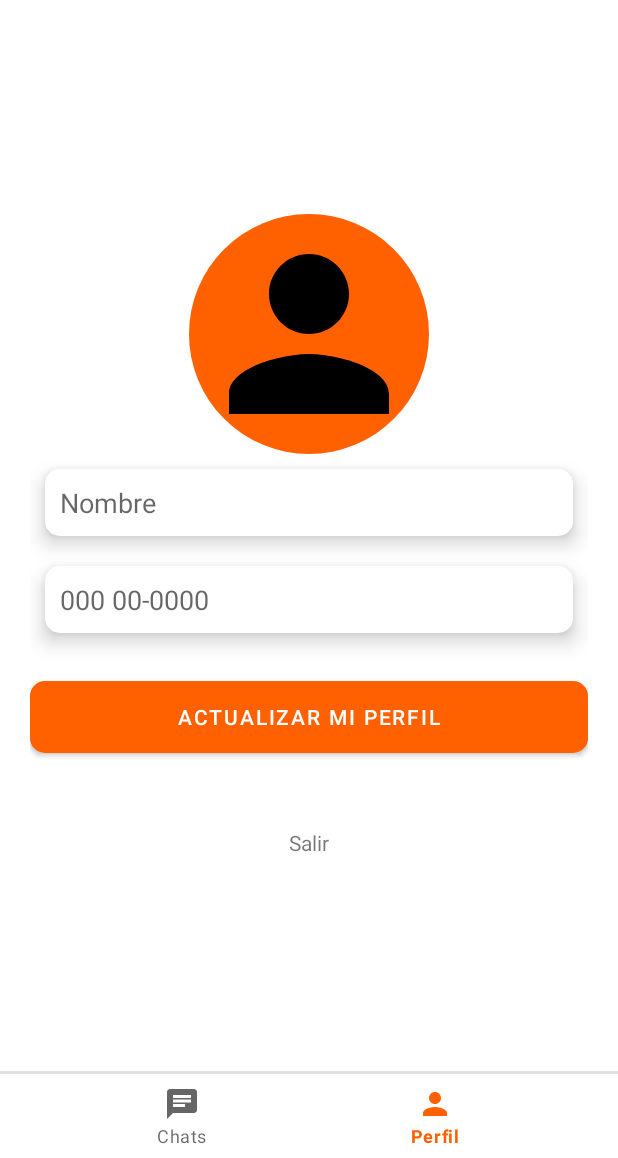
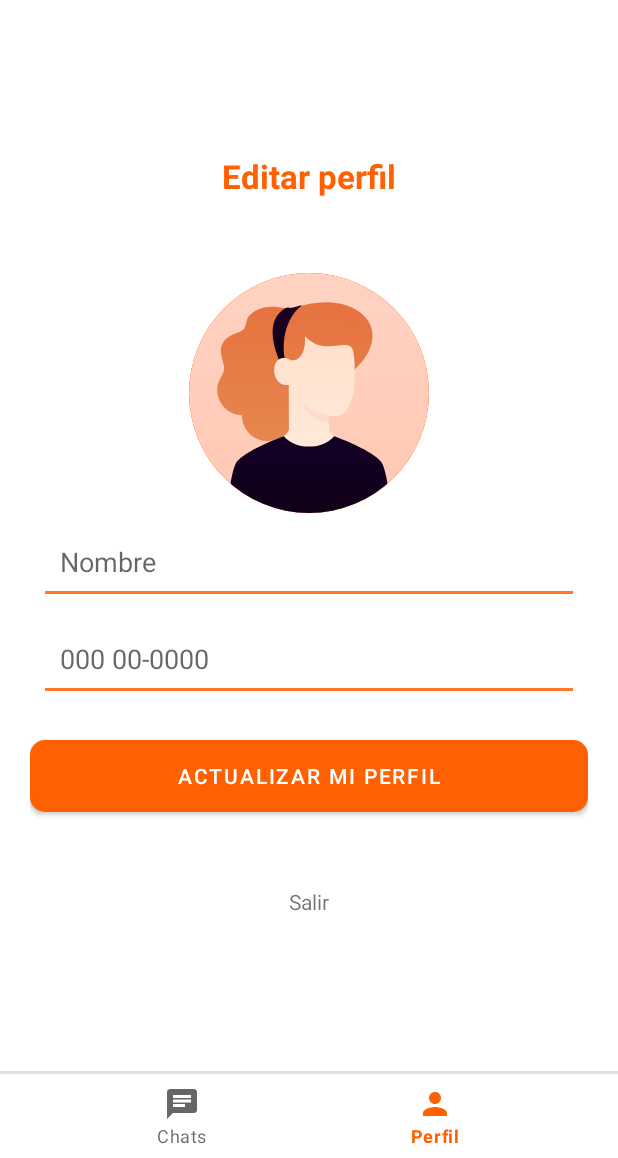
Before and after one commit to PolNun/lpet_chatting, an Android app: the screen it shows after launch once a user with an empty profile is signed in (MainActivity), item 2 of the bottom bar chosen, on a phone screen of 412 x 824 dp, the part 78-1236 px from its top. Run offline under Robolectric (Android 15) with nearby library versions, the phone set to English and light mode, and no system bars; our stand-ins replace Firebase (no records; nobody signed in at launch, a user with empty details on screens opened directly); libraries missing offline, so code that uses them is left out: com.github.dhaval2404.imagepicker; 2 statements that could not run were skipped.

Commit message:
Vista Perfil actualizado

```diff
--- /dev/null
+++ b/app/src/main/res/drawable/et_borde_inferior_secundario.xml
@@ -0,0 +1,25 @@
+<?xml version="1.0" encoding="utf-8"?>
+<selector xmlns:android="http://schemas.android.com/apk/res/android">
+    <!-- Cuando el EditText no tiene el foco -->
+    <item android:state_focused="false">
+        <layer-list>
+            <item android:bottom="1dp" android:left="-5dp" android:right="-5dp" android:top="-50dp">
+                <shape android:shape="rectangle">
+                    <stroke android:width="2dp" android:color="@color/primary_dark" />
+                    <solid android:color="@android:color/transparent" />
+                </shape>
+            </item>
+        </layer-list>
+    </item>
+    <!-- Cuando el EditText tiene el foco -->
+    <item android:state_focused="true">
+        <layer-list>
+            <item android:bottom="1dp" android:left="-3dp" android:right="-3dp" android:top="-50dp">
+                <shape android:shape="rectangle">
+                    <stroke android:width="2dp" android:color="@color/primary_dark" />
+                    <solid android:color="@android:color/transparent" />
+                </shape>
+            </item>
+        </layer-list>
+    </item>
+</selector>
--- /dev/null
+++ b/app/src/main/res/drawable/profile.xml
@@ -0,0 +1,84 @@
+<vector xmlns:android="http://schemas.android.com/apk/res/android"
+    xmlns:aapt="http://schemas.android.com/aapt"
+    android:width="200dp"
+    android:height="200dp"
+    android:viewportWidth="200"
+    android:viewportHeight="200">
+  <group>
+    <clip-path
+        android:pathData="M100,0L100,0A100,100 0,0 1,200 100L200,100A100,100 0,0 1,100 200L100,200A100,100 0,0 1,0 100L0,100A100,100 0,0 1,100 0z"/>
+    <path
+        android:pathData="M100,0L100,0A100,100 0,0 1,200 100L200,100A100,100 0,0 1,100 200L100,200A100,100 0,0 1,0 100L0,100A100,100 0,0 1,100 0z">
+      <aapt:attr name="android:fillColor">
+        <gradient
+            android:startX="100"
+            android:startY="200"
+            android:endX="100"
+            android:endY="0"
+            android:type="linear">
+          <item android:offset="0" android:color="#FFFFC9B3"/>
+          <item android:offset="1" android:color="#FFFFD2C2"/>
+        </gradient>
+      </aapt:attr>
+    </path>
+    <path
+        android:pathData="M82.2,139.25C87.97,129.65 101.22,111.25 132.79,85.39C180.41,46.38 135.46,10.69 87.17,29.7C82.01,31.73 67.69,23.59 54.43,32.16C45.88,37.7 49.21,42.03 45.88,46.37C42.55,50.7 29.71,50.45 26.89,61.71C25.23,68.38 29.84,75.36 29.22,80.38C28.6,85.4 23.74,89.93 23.51,96.56C23.41,99.35 23.86,102.15 24.84,104.77C25.81,107.39 27.3,109.8 29.21,111.85C31.12,113.9 33.41,115.56 35.96,116.72C38.51,117.88 41.26,118.53 44.06,118.63C44.08,124.17 46.24,129.48 50.09,133.46C53.94,137.43 59.17,139.77 64.7,139.98C68.25,140.11 71.77,139.34 74.94,137.76C78.09,140.66 80.8,141.57 82.2,139.25Z">
+      <aapt:attr name="android:fillColor">
+        <gradient
+            android:startX="85.97"
+            android:startY="140.78"
+            android:endX="90.08"
+            android:endY="23.56"
+            android:type="linear">
+          <item android:offset="0" android:color="#FFE6864E"/>
+          <item android:offset="1" android:color="#FFE67240"/>
+        </gradient>
+      </aapt:attr>
+    </path>
+    <path
+        android:pathData="M94,27.33C85.79,32.6 75.63,49.87 80.09,73.06C81.06,78.12 78.02,79.63 75.42,73.39C67.58,54.57 66.67,37.59 80.09,29.47C82.42,28.06 83.76,29.2 85.42,29.06C88.59,28.8 92.86,26.55 94,27.33Z">
+      <aapt:attr name="android:fillColor">
+        <gradient
+            android:startX="81.86"
+            android:startY="27.17"
+            android:endX="81.86"
+            android:endY="77.49"
+            android:type="linear">
+          <item android:offset="0" android:color="#FF1D0024"/>
+          <item android:offset="1" android:color="#FF100014"/>
+        </gradient>
+      </aapt:attr>
+    </path>
+    <path
+        android:pathData="M83.33,129.33C83.33,123.33 83.13,93.74 83.14,93.24C66.67,95.67 67,64.33 83.67,72C87.33,74.33 97.67,72 96.67,52.67C114.67,72 135.57,49.45 137.36,67.83C139.8,92.92 137.34,119.17 121.75,119.18C120.04,119.15 118.34,118.98 116.67,118.67V129.33C116.67,136 128.67,139.33 128.67,139.33C128.67,139.33 107.94,158.87 99.33,158.76C90.73,158.65 71.33,139.33 71.33,139.33C71.33,139.33 83.33,136 83.33,129.33Z">
+      <aapt:attr name="android:fillColor">
+        <gradient
+            android:startX="104.57"
+            android:startY="52.67"
+            android:endX="104.57"
+            android:endY="158.76"
+            android:type="linear">
+          <item android:offset="0" android:color="#FFFFE0CC"/>
+          <item android:offset="1" android:color="#FFFFEADB"/>
+        </gradient>
+      </aapt:attr>
+    </path>
+    <path
+        android:pathData="M116.67,118.66C108.4,116.83 100.56,113.41 93.59,108.6C93.59,108.6 99.34,122.66 116.64,125.33L116.67,118.66Z"
+        android:fillColor="#FFDBC9"/>
+    <path
+        android:pathData="M161.33,159.33C166.17,170.08 168.67,202.67 168.67,202.67H31.33C31.33,202.67 33.83,170.08 38.67,159.33C42.9,149.92 70.83,139.11 79.01,136C83.73,141.29 90.5,144.67 100,144.67C109.5,144.67 116.27,141.29 120.99,136C129.17,139.11 157.1,149.92 161.33,159.33Z">
+      <aapt:attr name="android:fillColor">
+        <gradient
+            android:startX="100"
+            android:startY="136"
+            android:endX="100"
+            android:endY="202.67"
+            android:type="linear">
+          <item android:offset="0" android:color="#FF130027"/>
+          <item android:offset="1" android:color="#FF130017"/>
+        </gradient>
+      </aapt:attr>
+    </path>
+  </group>
+</vector>
--- a/app/src/main/res/layout/fragment_profile.xml
+++ b/app/src/main/res/layout/fragment_profile.xml
@@ -8,6 +8,15 @@
     android:orientation="vertical"
     tools:context=".ProfileFragment">
 
+    <TextView
+        android:layout_width="wrap_content"
+        android:layout_height="wrap_content"
+        android:layout_marginBottom="50dp"
+        android:textSize="22sp"
+        android:textStyle="bold"
+        android:textColor="@color/primary"
+        android:text="Editar perfil" />
+
     <ImageView
         android:id="@+id/profile_image"
         android:layout_width="160dp"
@@ -15,14 +24,14 @@
         android:background="@drawable/circular_bg"
         android:backgroundTint="@color/primary"
         android:scaleType="centerCrop"
-        android:src="@drawable/person_icon" />
+        android:src="@drawable/profile" />
 
     <EditText
         android:id="@+id/et_username"
         android:layout_width="match_parent"
         android:layout_height="wrap_content"
         android:layout_margin="10dp"
-        android:background="@drawable/edit_text_rounder_corner"
+        android:background="@drawable/et_borde_inferior"
         android:elevation="8dp"
         android:hint="@string/username"
         android:inputType="text"
@@ -33,7 +42,7 @@
         android:layout_width="match_parent"
         android:layout_height="wrap_content"
         android:layout_margin="10dp"
-        android:background="@drawable/edit_text_rounder_corner"
+        android:background="@drawable/et_borde_inferior"
         android:elevation="8dp"
         android:enabled="false"
         android:hint="@string/phone_number"
@@ -59,7 +68,7 @@
             android:layout_width="32dp"
             android:layout_height="wrap_content"
             android:layout_gravity="center"
-            android:indeterminateTint="@color/primary" />
+            android:indeterminateTint="@color/primary_dark" />
     </LinearLayout>
 
     <TextView
```
